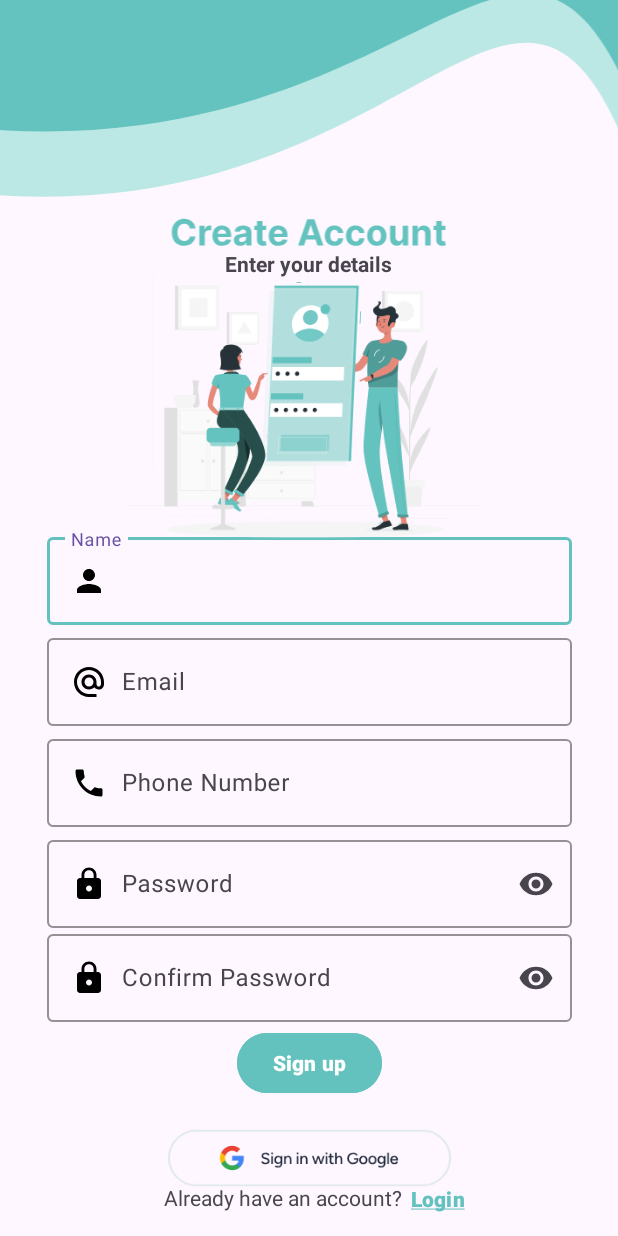
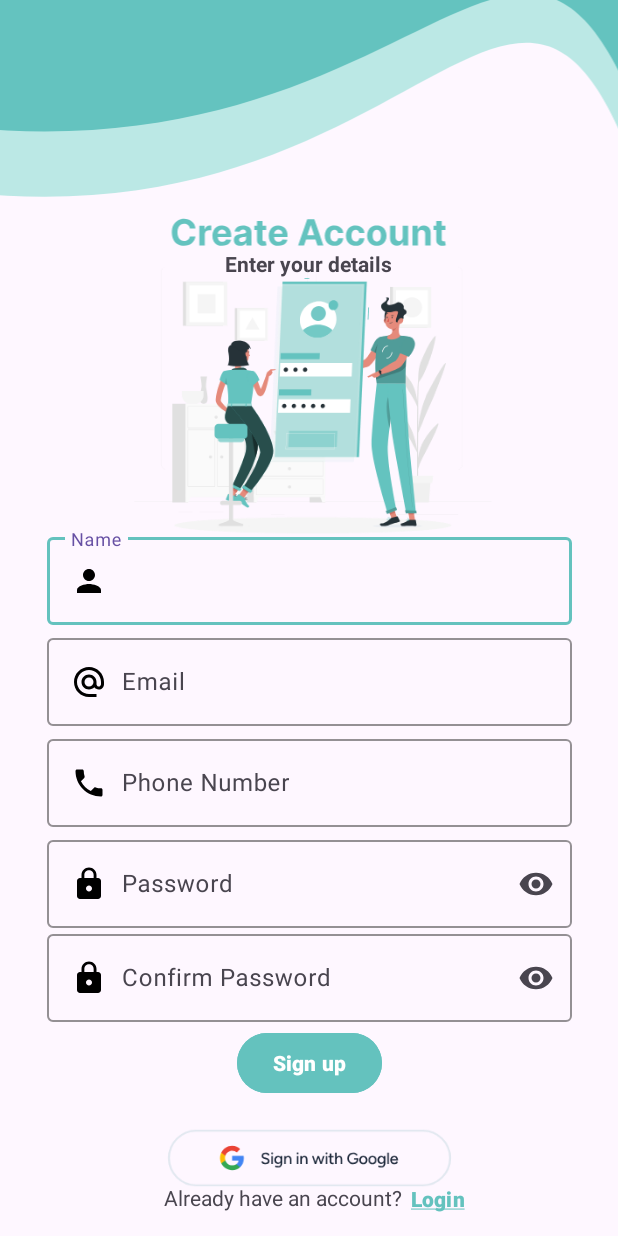
Before and after one commit to liftsbydeep/GradX, an Android app: the Signup_Page screen opened directly, with no data from a screen before it, on a phone screen of 412 x 824 dp. Run offline under Robolectric (Android 15) with nearby library versions, the phone set to English and light mode, and no system bars; our stand-ins replace Firebase (no records; nobody signed in at launch, a user with empty details on screens opened directly).

Commit message:
finished login n signup (session managment still left to do)

```diff
--- a/app/build.gradle.kts
+++ b/app/build.gradle.kts
@@ -1,5 +1,3 @@
-import java.security.Permission
-
 plugins {
     alias(libs.plugins.androidApplication)
     alias(libs.plugins.jetbrainsKotlinAndroid)
--- a/app/src/main/java/com/example/gradx/Landing_page.kt
+++ b/app/src/main/java/com/example/gradx/Landing_page.kt
@@ -2,12 +2,10 @@ package com.example.gradx
 
 import android.content.Intent
 import android.os.Bundle
-import android.view.View
+
 import androidx.activity.enableEdgeToEdge
 import androidx.appcompat.app.AppCompatActivity
-import androidx.core.content.ContentProviderCompat.requireContext
-import androidx.core.view.ViewCompat
-import androidx.core.view.WindowInsetsCompat
+
 import com.example.gradx.databinding.ActivityLandingPageBinding
 import com.google.android.gms.auth.api.signin.GoogleSignIn
 import com.google.android.gms.auth.api.signin.GoogleSignInOptions
--- a/app/src/main/java/com/example/gradx/Signup_Page.kt
+++ b/app/src/main/java/com/example/gradx/Signup_Page.kt
@@ -109,8 +109,6 @@ class Signup_Page : AppCompatActivity() {
             overridePendingTransition(android.R.anim.fade_in, android.R.anim.fade_out)
         }
 
-        binding.passwordsignup.isPasswordVisibilityToggleEnabled = true
-        binding.cnfpass.isPasswordVisibilityToggleEnabled = true
     }
 
     private fun check(): Boolean {
@@ -173,7 +171,7 @@ class Signup_Page : AppCompatActivity() {
             }
     }
 
-    fun Context.showAlertDialog(title: String, message: String) {
+    private fun Context.showAlertDialog(title: String, message: String) {
         // Inflate the custom layout/view
         val inflater = LayoutInflater.from(this)
         val view = inflater.inflate(R.layout.custom_dialog_box, null)
--- a/app/src/main/res/layout/activity_signup_page.xml
+++ b/app/src/main/res/layout/activity_signup_page.xml
@@ -17,7 +17,8 @@
 
         app:layout_constraintHorizontal_bias="0.57"
         app:layout_constraintStart_toStartOf="parent"
-        app:srcCompat="@drawable/top_foreground" />
+        app:srcCompat="@drawable/top_foreground"
+        android:contentDescription="TODO" />
 
     <ImageView
         android:id="@+id/imageView7"
@@ -28,13 +29,14 @@
         app:layout_constraintStart_toStartOf="parent"
         app:layout_constraintTop_toTopOf="parent"
         app:layout_constraintVertical_bias="0.0"
-        app:srcCompat="@drawable/create_account_foreground" />
+        app:srcCompat="@drawable/create_account_foreground"
+        android:contentDescription="TODO" />
 
     <TextView
         android:id="@+id/textView7"
         android:layout_width="wrap_content"
         android:layout_height="wrap_content"
-        android:text="Enter your details"
+        android:text="@string/enter_your_details"
         android:textStyle="bold"
         app:layout_constraintBottom_toBottomOf="parent"
         app:layout_constraintEnd_toEndOf="parent"
@@ -61,7 +63,7 @@
             android:drawableStart="@drawable/baseline_person_24"
             android:drawablePadding="10dp"
 
-            android:hint="Name" />
+            android:hint="@string/name" />
 
     </com.google.android.material.textfield.TextInputLayout>
 
@@ -128,7 +130,7 @@ app:endIconMode="password_toggle"
             android:drawableStart="@drawable/baseline_lock_24"
             android:drawablePadding="10dp"
             android:inputType="textPassword"
-            android:hint="Password" />
+            android:hint="@string/password" />
     </com.google.android.material.textfield.TextInputLayout>
 
     <com.google.android.material.textfield.TextInputLayout
@@ -160,11 +162,12 @@ app:endIconMode="password_toggle"
         android:id="@+id/imageView6"
         android:layout_width="404dp"
         android:layout_height="403dp"
-        android:layout_marginTop="68dp"
+        app:layout_constraintBottom_toBottomOf="parent"
         app:layout_constraintEnd_toEndOf="parent"
-        app:layout_constraintHorizontal_bias="0.142"
+        app:layout_constraintHorizontal_bias="0.857"
         app:layout_constraintStart_toStartOf="parent"
         app:layout_constraintTop_toTopOf="parent"
+        app:layout_constraintVertical_bias="0.155"
         app:srcCompat="@drawable/login_image_foreground" />
 
     <Button
--- a/app/src/main/res/layout/custom_dialog_box.xml
+++ b/app/src/main/res/layout/custom_dialog_box.xml
@@ -1,7 +1,6 @@
 <?xml version="1.0" encoding="utf-8"?>
 <LinearLayout xmlns:android="http://schemas.android.com/apk/res/android"
     xmlns:app="http://schemas.android.com/apk/res-auto"
-    xmlns:tools="http://schemas.android.com/tools"
     android:layout_width="400dp"
     android:layout_height="200dp"
     android:orientation="vertical"
@@ -20,7 +19,7 @@
         android:layout_height="wrap_content"
         android:paddingBottom="10dp"
 android:fontFamily="serif"
-        android:text="Title"
+        android:text="@string/title"
         android:textAlignment="center"
         android:textAppearance="?android:attr/textAppearanceLarge"
         app:layout_constraintBottom_toBottomOf="parent"
@@ -37,7 +36,7 @@ android:fontFamily="serif"
         android:paddingBottom="20dp"
         android:textStyle="normal"
 
-        android:text="This is a custom dialog message."
+        android:text="@string/this_is_a_custom_dialog_message"
         app:layout_constraintBottom_toBottomOf="parent"
         app:layout_constraintEnd_toEndOf="parent"
         app:layout_constraintHorizontal_bias="0.0"
--- a/app/src/main/res/values-night/themes.xml
+++ b/app/src/main/res/values-night/themes.xml
@@ -1,4 +1,4 @@
-<resources xmlns:tools="http://schemas.android.com/tools">
+<resources>
     <!-- Base application theme. -->
     <style name="Base.Theme.GradX" parent="Theme.Material3.DayNight.NoActionBar">
         <!-- Customize your dark theme here. -->
--- a/app/src/main/res/values/strings.xml
+++ b/app/src/main/res/values/strings.xml
@@ -12,4 +12,9 @@
     <string name="enter_new_password">Enter new password</string>
     <string name="confirm_new_password">Confirm new password</string>
     <string name="change_password">Change Password</string>
+    <string name="title">Title</string>
+    <string name="this_is_a_custom_dialog_message">This is a custom dialog message.</string>
+    <string name="enter_your_details">Enter your details</string>
+    <string name="name">Name</string>
+    <string name="password">Password</string>
 </resources>
--- a/app/src/main/res/values/themes.xml
+++ b/app/src/main/res/values/themes.xml
@@ -1,4 +1,4 @@
-<resources xmlns:tools="http://schemas.android.com/tools">
+<resources>
     <!-- Base application theme. -->
     <style name="Base.Theme.GradX" parent="Theme.Material3.DayNight.NoActionBar">
         <!-- Customize your light theme here. -->
--- a/app/src/main/res/xml/data_extraction_rules.xml
+++ b/app/src/main/res/xml/data_extraction_rules.xml
@@ -5,7 +5,7 @@
 -->
 <data-extraction-rules>
     <cloud-backup>
-        <!-- TODO: Use <include> and <exclude> to control what is backed up.
+        <!--
         <include .../>
         <exclude .../>
         -->
--- a/gradle/libs.versions.toml
+++ b/gradle/libs.versions.toml
@@ -1,13 +1,13 @@
 [versions]
-agp = "8.3.0"
+agp = "8.3.2"
 kotlin = "1.9.0"
-coreKtx = "1.13.0"
+coreKtx = "1.13.1"
 junit = "4.13.2"
 junitVersion = "1.1.5"
 espressoCore = "3.5.1"
 appcompat = "1.6.1"
 material = "1.12.0"
-activity = "1.8.0"
+activity = "1.9.0"
 constraintlayout = "2.1.4"
 googleServices = "4.4.1"
 firebaseAuth = "23.0.0"
```
